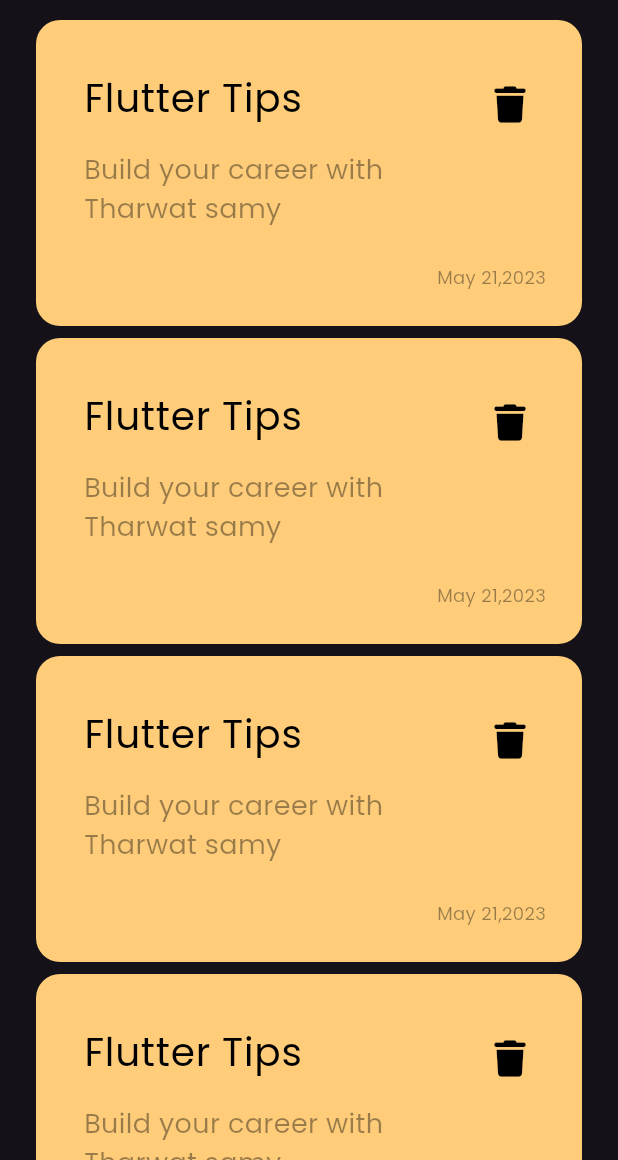
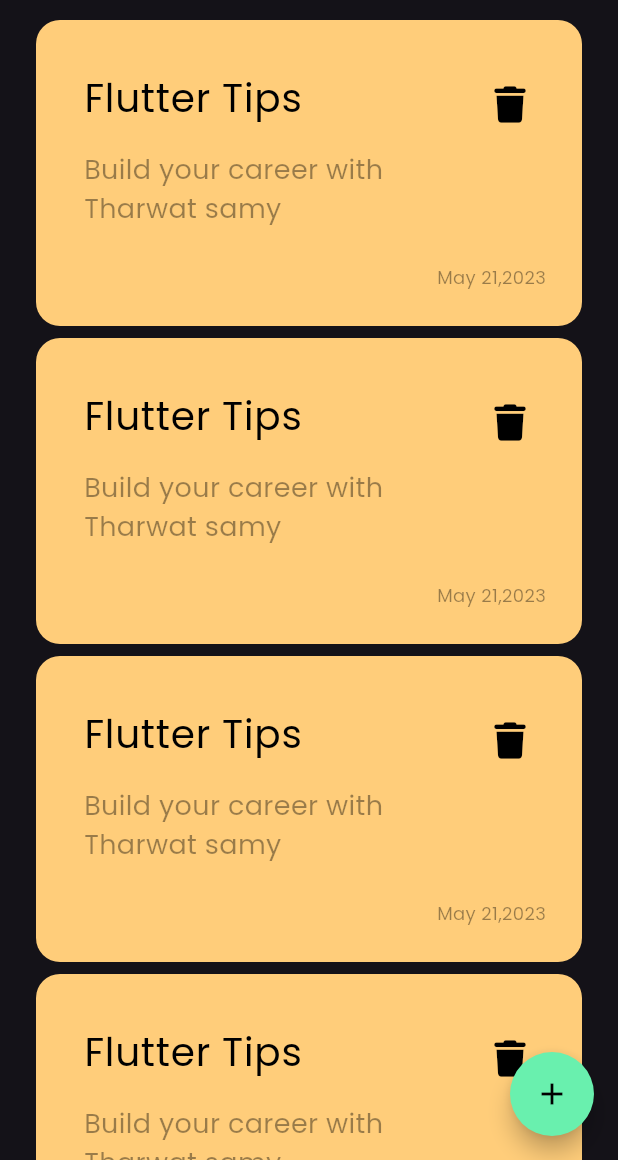
Before and after one commit to Shrouk-Ashraf/notes_app, a Flutter app: the screen it shows after launch, on a phone screen of 412 x 824 dp, the part 76-1236 px from its top. Run offline on Flutter 3.47's test engine with Material 3 defaults, Android fonts, the phone set to English and light mode, and no system bars; our stand-ins replace font_awesome_flutter.

Commit message:
add floating action button

```diff
--- a/lib/views/notes_view.dart
+++ b/lib/views/notes_view.dart
@@ -1,3 +1,4 @@
+
 import 'package:flutter/material.dart';
 
 import '../widgets/notes_view_body.dart';
@@ -7,8 +8,14 @@ class NotesView extends StatelessWidget {
 
   @override
   Widget build(BuildContext context) {
-    return const Scaffold(
-        body: NotesViewBody(),
+    return  Scaffold(
+      floatingActionButton: FloatingActionButton(
+          onPressed: (){},
+        shape: const CircleBorder(),
+        backgroundColor: Colors.greenAccent,
+        child: const Icon(Icons.add,color: Colors.black,),
+      ),
+        body: const NotesViewBody(),
     );
   }
 }
```
